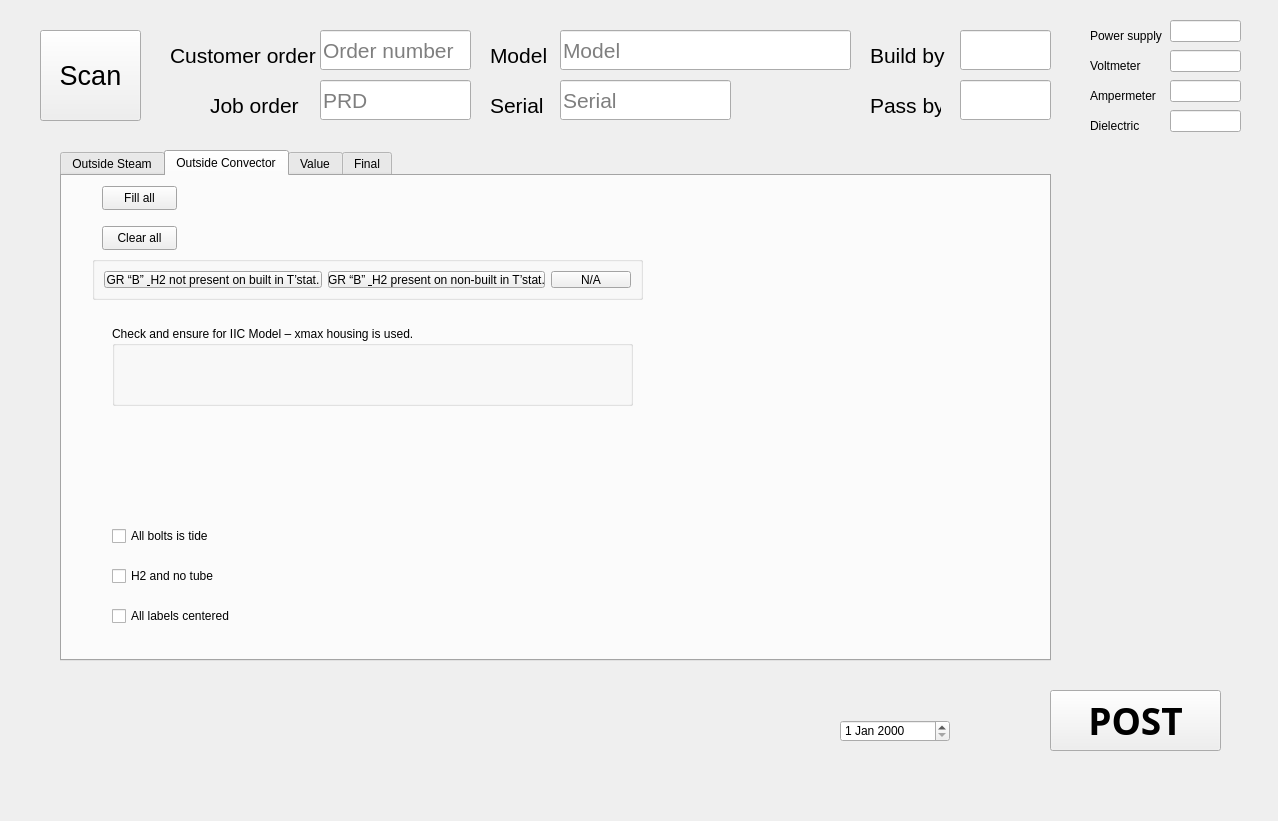
This is frontend.ui in yehor393/TesterReport as Qt 5 draws it before an edit. The edited form follows.
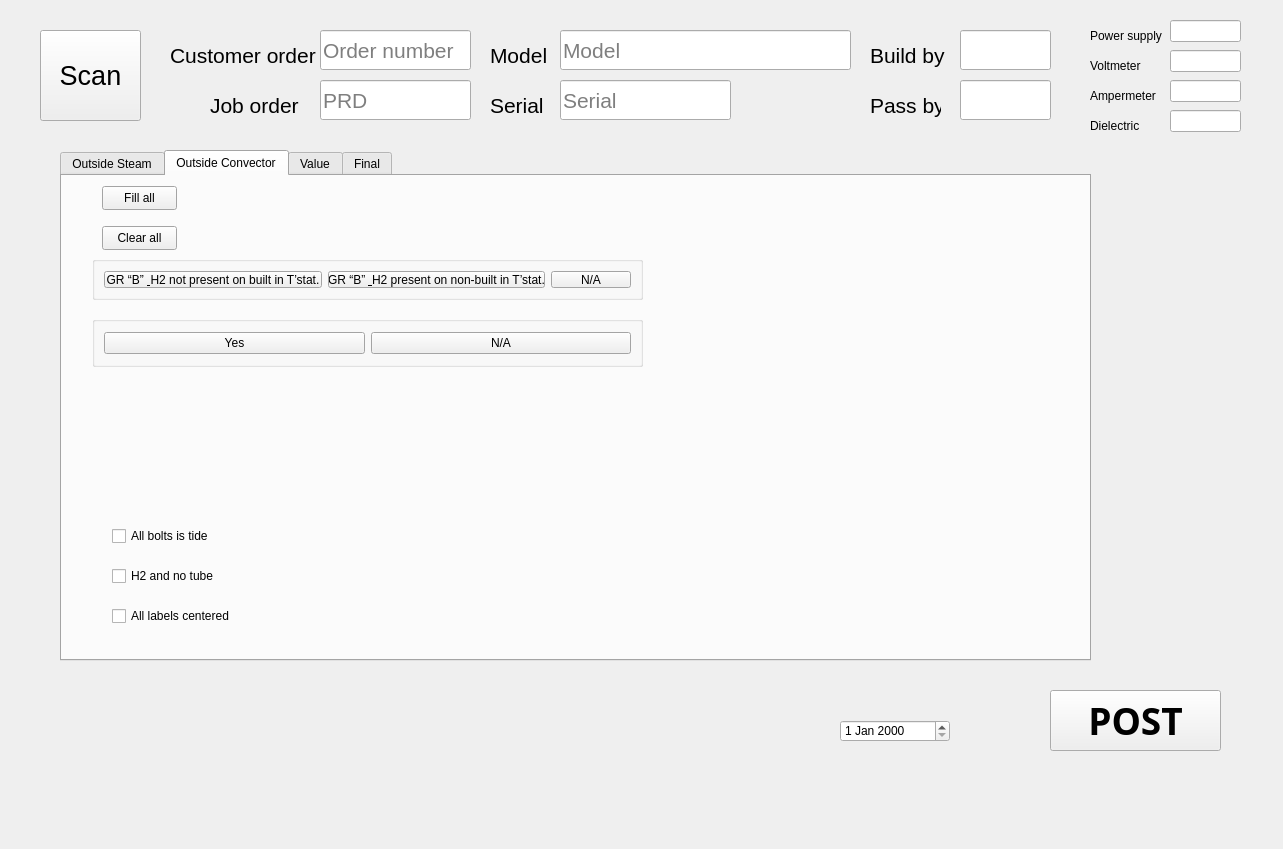
This is the edited form. Icons and pictures are not drawn.

Commit message:
feature/enclosure
Recognized enclosure and updated buttons

Patch:
```diff
--- a/frontend.ui
+++ b/frontend.ui
@@ -6,8 +6,8 @@
    <rect>
     <x>0</x>
     <y>0</y>
-    <width>1278</width>
-    <height>821</height>
+    <width>1283</width>
+    <height>849</height>
    </rect>
   </property>
   <property name="mouseTracking">
@@ -76,16 +76,10 @@
      <rect>
       <x>60</x>
       <y>150</y>
-      <width>991</width>
+      <width>1031</width>
       <height>511</height>
      </rect>
     </property>
-    <property name="maximumSize">
-     <size>
-      <width>991</width>
-      <height>511</height>
-     </size>
-    </property>
     <property name="palette">
      <palette>
       <active>
@@ -356,15 +350,37 @@
      <widget class="QGroupBox" name="groupBox_2">
       <property name="geometry">
        <rect>
-        <x>50</x>
-        <y>150</y>
-        <width>521</width>
-        <height>80</height>
+        <x>30</x>
+        <y>140</y>
+        <width>551</width>
+        <height>51</height>
        </rect>
       </property>
       <property name="title">
-       <string>Check and ensure for IIC Model – xmax housing is used.</string>
+       <string/>
       </property>
+      <layout class="QHBoxLayout" name="horizontalLayout_2">
+       <item>
+        <widget class="QPushButton" name="pushButton">
+         <property name="text">
+          <string>Yes</string>
+         </property>
+         <property name="checkable">
+          <bool>true</bool>
+         </property>
+        </widget>
+       </item>
+       <item>
+        <widget class="QPushButton" name="pushButton_3">
+         <property name="text">
+          <string>N/A</string>
+         </property>
+         <property name="checkable">
+          <bool>true</bool>
+         </property>
+        </widget>
+       </item>
+      </layout>
      </widget>
     </widget>
     <widget class="QWidget" name="ValueTab">
```
Left out of the diff: 4 changed lines with no effect on the pictures. The commit also changes 1 other file.
